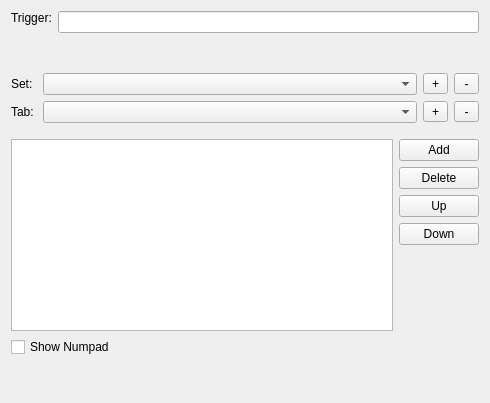
Before: the Qt Designer form plugins/Commands/Keyboard/keyboardconfigurationdlg.ui in KDE/simon, drawn with Qt 5.
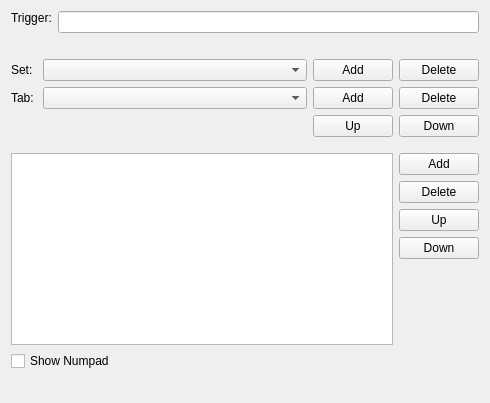
After: the same form once the commit is applied. Custom widgets are drawn as their Qt base class.

Commit message: Keyboardconfig partly working; The following should work: * Reading / saving xml file (example file provided and installed with simon) * Adding / Removing sets * Adding / Removing tabs * Adding / Removing buttons

```diff
--- a/plugins/Commands/Keyboard/keyboardconfigurationdlg.ui
+++ b/plugins/Commands/Keyboard/keyboardconfigurationdlg.ui
@@ -91,38 +91,6 @@
        </property>
       </widget>
      </item>
-     <item row="0" column="2">
-      <widget class="QToolButton" name="tbAddSet">
-       <property name="minimumSize">
-        <size>
-         <width>25</width>
-         <height>0</height>
-        </size>
-       </property>
-       <property name="text">
-        <string>+</string>
-       </property>
-      </widget>
-     </item>
-     <item row="0" column="3">
-      <widget class="QToolButton" name="tbDeleteSet">
-       <property name="sizePolicy">
-        <sizepolicy hsizetype="Preferred" vsizetype="Fixed">
-         <horstretch>0</horstretch>
-         <verstretch>0</verstretch>
-        </sizepolicy>
-       </property>
-       <property name="minimumSize">
-        <size>
-         <width>25</width>
-         <height>0</height>
-        </size>
-       </property>
-       <property name="text">
-        <string>-</string>
-       </property>
-      </widget>
-     </item>
      <item row="1" column="0">
       <widget class="QLabel" name="label_3">
        <property name="text">
@@ -133,29 +101,45 @@
      <item row="1" column="1">
       <widget class="QComboBox" name="cbTabs"/>
      </item>
+     <item row="0" column="2">
+      <widget class="KPushButton" name="pbAddSet">
+       <property name="text">
+        <string>Add</string>
+       </property>
+      </widget>
+     </item>
      <item row="1" column="2">
-      <widget class="QToolButton" name="tbAddTab">
-       <property name="minimumSize">
-        <size>
-         <width>25</width>
-         <height>0</height>
-        </size>
+      <widget class="KPushButton" name="pbAddTab">
+       <property name="text">
+        <string>Add</string>
        </property>
+      </widget>
+     </item>
+     <item row="0" column="3">
+      <widget class="KPushButton" name="pbDeleteSet">
        <property name="text">
-        <string>+</string>
+        <string>Delete</string>
        </property>
       </widget>
      </item>
      <item row="1" column="3">
-      <widget class="QToolButton" name="tbDeleteTab">
-       <property name="minimumSize">
-        <size>
-         <width>25</width>
-         <height>0</height>
-        </size>
+      <widget class="KPushButton" name="pbDeleteTab">
+       <property name="text">
+        <string>Delete</string>
        </property>
+      </widget>
+     </item>
+     <item row="2" column="2">
+      <widget class="KPushButton" name="pbTabUp">
        <property name="text">
-        <string>-</string>
+        <string>Up</string>
+       </property>
+      </widget>
+     </item>
+     <item row="2" column="3">
+      <widget class="KPushButton" name="pbTabDown">
+       <property name="text">
+        <string>Down</string>
        </property>
       </widget>
      </item>
```
Left out of the diff: 4 changed lines with no effect on the pictures. The commit also changes 14 other files.
